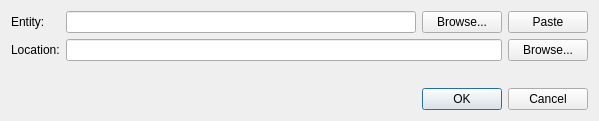
Above: src/commonjobadder.ui from 0xd34df00d/leechcraft before the change. Below: the same form after it.
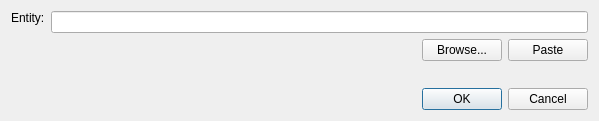
That is the form after the change. Icons and pictures are not drawn.

Commit message: Core: only Entity_ field for the common job adder.

Patch:
```diff
--- a/src/commonjobadder.ui
+++ b/src/commonjobadder.ui
@@ -17,25 +17,40 @@
    <iconset resource="mainresources.qrc">
     <normaloff>:/resources/images/leechcraft.svg</normaloff>:/resources/images/leechcraft.svg</iconset>
   </property>
-  <layout class="QVBoxLayout" name="verticalLayout">
+  <layout class="QVBoxLayout" name="verticalLayout_2">
    <item>
-    <layout class="QFormLayout" name="formLayout">
-     <property name="fieldGrowthPolicy">
-      <enum>QFormLayout::AllNonFixedFieldsGrow</enum>
-     </property>
-     <item row="0" column="0">
+    <layout class="QHBoxLayout" name="horizontalLayout_2">
+     <item>
       <widget class="QLabel" name="label">
        <property name="text">
         <string>Entity:</string>
        </property>
+       <property name="alignment">
+        <set>Qt::AlignLeading|Qt::AlignLeft|Qt::AlignTop</set>
+       </property>
       </widget>
      </item>
-     <item row="0" column="1">
-      <layout class="QHBoxLayout" name="horizontalLayout">
+     <item>
+      <layout class="QVBoxLayout" name="verticalLayout">
        <item>
         <widget class="QLineEdit" name="What_"/>
        </item>
        <item>
+        <layout class="QHBoxLayout" name="horizontalLayout">
+         <item>
+          <spacer name="horizontalSpacer">
+           <property name="orientation">
+            <enum>Qt::Horizontal</enum>
+           </property>
+           <property name="sizeHint" stdset="0">
+            <size>
+             <width>40</width>
+             <height>20</height>
+            </size>
+           </property>
+          </spacer>
+         </item>
+         <item>
         <widget class="QPushButton" name="Browse_">
          <property name="text">
           <string>Browse...</string>
@@ -50,25 +65,6 @@
         </widget>
        </item>
       </layout>
-     </item>
-     <item row="1" column="0">
-      <widget class="QLabel" name="label_2">
-       <property name="text">
-        <string>Location:</string>
-       </property>
-      </widget>
-     </item>
-     <item row="1" column="1">
-      <layout class="QHBoxLayout" name="horizontalLayout_2">
-       <item>
-        <widget class="QLineEdit" name="Where_"/>
-       </item>
-       <item>
-        <widget class="QPushButton" name="BrowseWhere_">
-         <property name="text">
-          <string>Browse...</string>
-         </property>
-        </widget>
        </item>
       </layout>
      </item>
```
Lines whose indentation alone changed are shown as unchanged. The commit also changes 5 other files.
